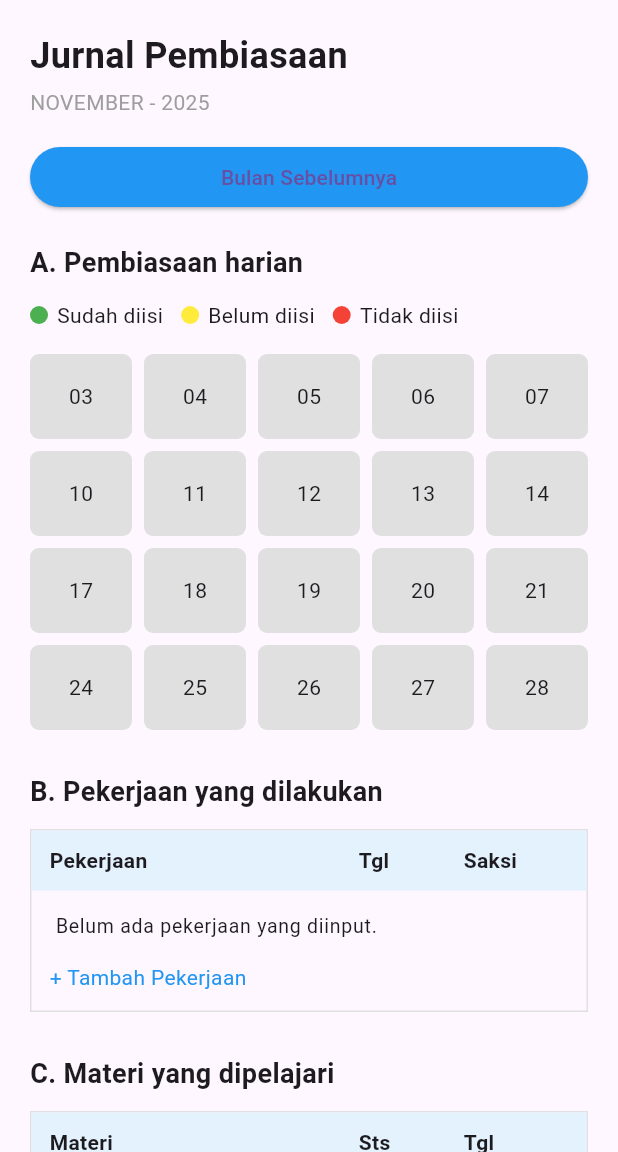
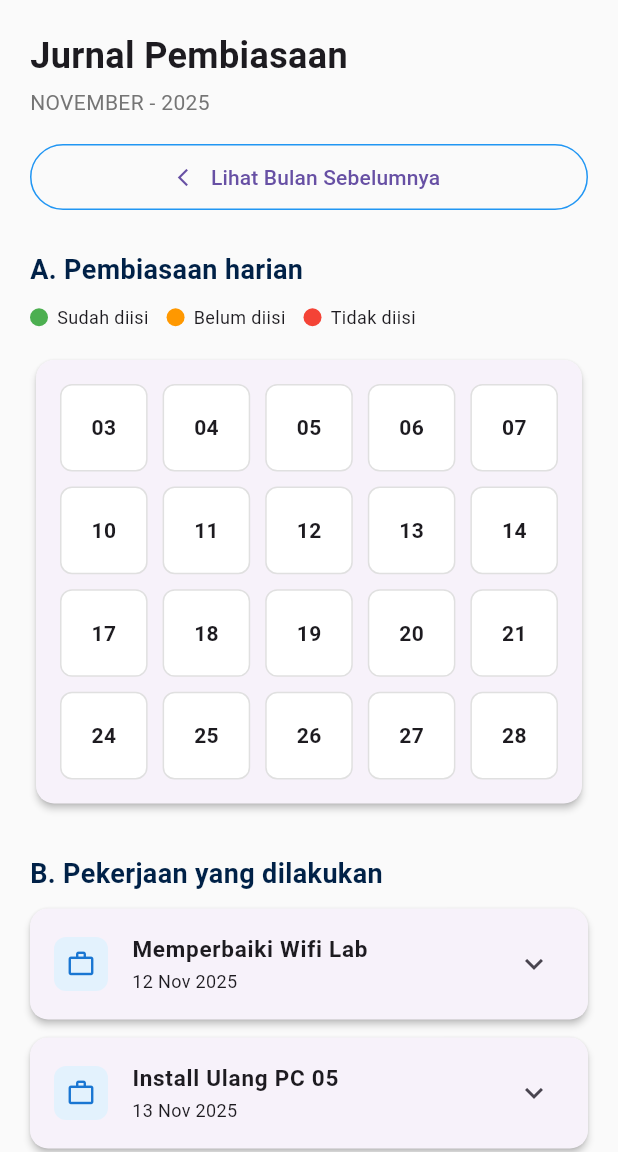
Before and after one commit to FadhlanSutendi/Jurnalku_Projek, a Flutter app: the JurnalPembiasaanPage screen opened directly, on a phone screen of 412 x 824 dp, the part 84-1236 px from its top. Run offline on Flutter 3.47's test engine with Material 3 defaults, Android fonts, the light colour scheme and no system bars.

Commit message:
optimisasi jurnal pembiasaan - delvin

```diff
--- a/lib/jurnal_pembiasaan_page.dart
+++ b/lib/jurnal_pembiasaan_page.dart
@@ -6,289 +6,385 @@ class JurnalPembiasaanPage extends StatelessWidget {
 
   @override
   Widget build(BuildContext context) {
+    final List<Map<String, String>> dummyPekerjaan = [
+      {
+        "pekerjaan": "Memperbaiki Wifi Lab",
+        "tanggal": "12 Nov 2025",
+        "saksi": "Pak Budi",
+        "status": "Selesai"
+      },
+      {
+        "pekerjaan": "Install Ulang PC 05",
+        "tanggal": "13 Nov 2025",
+        "saksi": "Bu Siti",
+        "status": "Proses"
+      },
+    ];
+
+    final List<Map<String, String>> dummyMateri = [
+      {
+        "materi": "Routing Statis MikroTik",
+        "status": "A",
+        "tanggal": "10 Nov 2025",
+        "catatan": "Sudah paham konsep dasar."
+      },
+      {
+        "materi": "VLAN Trunking",
+        "status": "P",
+        "tanggal": "11 Nov 2025",
+        "catatan": "Menunggu pengecekan mentor."
+      },
+    ];
+
     return Scaffold(
-      appBar: DashboardAppBar(titleText: "Jurnal Pembiasaan"),
-      body: ListView(
+      backgroundColor: Colors.grey.shade50,
+      appBar: const DashboardAppBar(titleText: "Jurnal Pembiasaan"),
+      body: SingleChildScrollView(
         padding: const EdgeInsets.all(20),
+        child: Column(
+          crossAxisAlignment: CrossAxisAlignment.start,
           children: [
-          // TITLE
             const Text(
               "Jurnal Pembiasaan",
               style: TextStyle(fontSize: 24, fontWeight: FontWeight.bold),
             ),
             const SizedBox(height: 4),
-          const Text(
+            Text(
               "NOVEMBER - 2025",
-            style: TextStyle(fontSize: 14, color: Colors.grey),
+              style: TextStyle(fontSize: 14, color: Colors.grey.shade600),
             ),
-
             const SizedBox(height: 16),
-
-          // BUTTON BULAN SEBELUMNYA
             SizedBox(
-            width: 160,
-            child: ElevatedButton(
+              width: double.infinity,
+              child: OutlinedButton.icon(
                 onPressed: () {},
-              style: ElevatedButton.styleFrom(
-                backgroundColor: Colors.blue,
-                padding: const EdgeInsets.symmetric(vertical: 10),
-              ),
-              child: const Text("Bulan Sebelumnya"),
+                icon: const Icon(Icons.arrow_back_ios, size: 14),
+                label: const Text("Lihat Bulan Sebelumnya"),
+                style: OutlinedButton.styleFrom(
+                  padding: const EdgeInsets.symmetric(vertical: 12),
+                  side: const BorderSide(color: Colors.blue),
                 ),
               ),
-
-          const SizedBox(height: 20),
-
-          // A. PEMBIASAAN HARIAN
-          const Text(
-            "A. Pembiasaan harian",
-            style: TextStyle(fontSize: 18, fontWeight: FontWeight.bold),
             ),
-          const SizedBox(height: 12),
-
-          // LEGEND
-          Row(
+            const SizedBox(height: 25),
+            _buildSectionTitle("A. Pembiasaan harian"),
+            const SizedBox(height: 10),
+            Wrap(
+              spacing: 12,
+              runSpacing: 8,
               children: [
                 _buildLegend(Colors.green, "Sudah diisi"),
-              const SizedBox(width: 12),
-              _buildLegend(Colors.yellow, "Belum diisi"),
-              const SizedBox(width: 12),
+                _buildLegend(Colors.orange, "Belum diisi"),
                 _buildLegend(Colors.red, "Tidak diisi"),
               ],
             ),
             const SizedBox(height: 16),
-
-          // KALENDER
-          _buildCalendar(),
-
-          const SizedBox(height: 28),
-
-          // B. Pekerjaan
-          const Text(
-            "B. Pekerjaan yang dilakukan",
-            style: TextStyle(fontSize: 18, fontWeight: FontWeight.bold),
+            Card(
+              elevation: 2,
+              shape: RoundedRectangleBorder(
+                  borderRadius: BorderRadius.circular(12)),
+              child: Padding(
+                padding: const EdgeInsets.all(16.0),
+                child: _buildCalendar(),
               ),
-          const SizedBox(height: 12),
-
-          Container(
-            decoration: BoxDecoration(
-              border: Border.all(color: Colors.grey.shade300),
             ),
-            child: Column(
+            const SizedBox(height: 30),
+            _buildSectionTitle("B. Pekerjaan yang dilakukan"),
+            const SizedBox(height: 10),
+            if (dummyPekerjaan.isEmpty)
+              _buildEmptyState("Belum ada pekerjaan.")
+            else
+              Column(
+                children: dummyPekerjaan.map((data) {
+                  return _buildExpansionCard(
+                    title: data['pekerjaan']!,
+                    subtitle: data['tanggal']!,
+                    icon: Icons.work_outline,
                     children: [
-                _buildTableHeader(["Pekerjaan", "Tgl", "Saksi"]),
-                const ListTile(
-                  title: Text("Belum ada pekerjaan yang diinput."),
-                  dense: true,
+                      _buildDetailRow("Saksi", data['saksi']!),
+                      _buildDetailRow("Status", data['status']!),
+                    ],
+                  );
+                }).toList(),
               ),
             _buildAddButton("Tambah Pekerjaan"),
-              ],
-            ),
-          ),
-
-          const SizedBox(height: 28),
-
-          // C. Materi yang dipelajari
-          const Text(
-            "C. Materi yang dipelajari",
-            style: TextStyle(fontSize: 18, fontWeight: FontWeight.bold),
-          ),
-          const SizedBox(height: 12),
-
-          Container(
-            decoration: BoxDecoration(
-              border: Border.all(color: Colors.grey.shade300),
-            ),
-            child: Column(
-              children: [
-                _buildTableHeader(["Materi", "Sts", "Tgl"]),
-                const ListTile(
-                  title: Text("Belum ada materi yang diinput."),
-                  dense: true,
-                ),
-                _buildAddButton("Tambah Materi"),
-              ],
-            ),
-          ),
-          // LEGEND APPROVED / PENDING / REVISI
+            const SizedBox(height: 30),
+            _buildSectionTitle("C. Materi yang dipelajari"),
             const SizedBox(height: 10),
-          Row(
+            Wrap(
+              spacing: 12,
+              runSpacing: 8,
               children: [
                 _buildLegend(Colors.green, "A : Approved"),
-              const SizedBox(width: 20),
                 _buildLegend(Colors.orange, "P : Pending"),
-              const SizedBox(width: 20),
                 _buildLegend(Colors.red, "R : Revisi"),
               ],
             ),
+            const SizedBox(height: 12),
+            if (dummyMateri.isEmpty)
+              _buildEmptyState("Belum ada materi.")
+            else
+              Column(
+                children: dummyMateri.map((data) {
+                  Color statusColor = Colors.grey;
+                  if (data['status'] == 'A') statusColor = Colors.green;
+                  if (data['status'] == 'P') statusColor = Colors.orange;
+                  if (data['status'] == 'R') statusColor = Colors.red;
 
-          const SizedBox(height: 28),
-
-          // D. Poin
-          const Text(
-            "D. Poin",
-            style: TextStyle(fontSize: 18, fontWeight: FontWeight.bold),
-          ),
-          const SizedBox(height: 12),
-
-          Container(
-            decoration: BoxDecoration(
-              border: Border.all(color: Colors.grey.shade300),
-            ),
-            child: Column(
-              children: [
-                // Header
-                Container(
-                  padding:
-                      const EdgeInsets.symmetric(horizontal: 12, vertical: 10),
-                  color: Colors.blue.shade50,
-                  child: Row(
-                    children: const [
-                      Expanded(
+                  return _buildExpansionCard(
+                    title: data['materi']!,
+                    subtitle: data['tanggal']!,
+                    icon: Icons.menu_book_rounded,
+                    trailing: CircleAvatar(
+                      radius: 14,
+                      backgroundColor: statusColor,
                       child: Text(
-                          "Kategori Poin",
-                          style: TextStyle(fontWeight: FontWeight.bold),
+                        data['status']!,
+                        style: const TextStyle(
+                            color: Colors.white,
+                            fontSize: 12,
+                            fontWeight: FontWeight.bold),
                       ),
                     ),
-                      SizedBox(
-                        width: 150,
-                        child: Text(
-                          "Jumlah Poin",
-                          style: TextStyle(fontWeight: FontWeight.bold),
+                    children: [
+                      _buildDetailRow("Catatan", data['catatan']!),
+                    ],
+                  );
+                }).toList(),
               ),
+            _buildAddButton("Tambah Materi"),
+            const SizedBox(height: 30),
+            _buildSectionTitle("D. Poin Mingguan"),
+            const SizedBox(height: 10),
+            _buildPoinCard(
+              title: "Project & Progress Belajar",
+              totalPoin: 15,
+              m1: 5,
+              m2: 5,
+              m3: 5,
+              m4: 0,
+            ),
+            _buildPoinCard(
+              title: "Laporan Pengetahuan Materi",
+              totalPoin: 8,
+              m1: 2,
+              m2: 2,
+              m3: 2,
+              m4: 2,
+            ),
+            const SizedBox(height: 16),
+            Card(
+              color: const Color(0xFF002147),
+              shape: RoundedRectangleBorder(
+                  borderRadius: BorderRadius.circular(12)),
+              child: Padding(
+                padding: const EdgeInsets.all(20.0),
+                child: Row(
+                  mainAxisAlignment: MainAxisAlignment.spaceBetween,
+                  children: const [
+                    Text(
+                      "TOTAL POIN MINGGU INI",
+                      style: TextStyle(
+                          color: Colors.white, fontWeight: FontWeight.bold),
+                    ),
+                    Text(
+                      "23",
+                      style: TextStyle(
+                          color: Colors.white,
+                          fontSize: 24,
+                          fontWeight: FontWeight.bold),
                     ),
                   ],
                 ),
               ),
-
-                // Sub header M1 - M4
-                Container(
-                  padding:
-                      const EdgeInsets.symmetric(horizontal: 12, vertical: 10),
-                  color: Colors.grey.shade100,
-                  child: Row(
-                    children: const [
-                      Expanded(child: SizedBox()),
-                      SizedBox(
-                        width: 150,
-                        child: Row(
-                          mainAxisAlignment: MainAxisAlignment.spaceBetween,
-                          children: [
-                            Text("M1"),
-                            Text("M2"),
-                            Text("M3"),
-                            Text("M4"),
+            ),
+            const SizedBox(height: 40),
           ],
         ),
-                      ),
-                    ],
-                  ),
-                ),
-
-                // Row 1
-                _buildPoinRow(
-                  "(5) mengerjakan project/adanya update progress belajar",
-                ),
-
-                // Row 2
-                _buildPoinRow(
-                  "(1 - 5) poin dari pertanyaan atau laporan pengetahuan materi",
-                ),
-
-                // Row 3
-                _buildPoinRow(
-                  "Jumlah poin minggu ini",
-                ),
-
-                // Row 4 (special, cuma 1 kolom poin)
-                Container(
-                  padding:
-                      const EdgeInsets.symmetric(horizontal: 12, vertical: 14),
-                  decoration: BoxDecoration(
-                    border:
-                        Border(top: BorderSide(color: Colors.grey.shade300)),
-                  ),
-                  child: Row(
-                    children: const [
-                      Expanded(
-                        child: Text("Jumlah poin ceklist pembiasaan"),
-                      ),
-                      SizedBox(
-                        width: 150,
-                        child: Center(child: Text("0")),
-                      ),
-                    ],
-                  ),
-                ),
-
-                // Row 5 total keseluruhan
-                Container(
-                  padding:
-                      const EdgeInsets.symmetric(horizontal: 12, vertical: 14),
-                  decoration: BoxDecoration(
-                    border:
-                        Border(top: BorderSide(color: Colors.grey.shade300)),
-                  ),
-                  child: Row(
-                    children: const [
-                      Expanded(
-                        child: Text("Jumlah keseluruhan poin"),
-                      ),
-                      SizedBox(
-                        width: 150,
-                        child: Center(child: Text("0")),
-                      ),
-                    ],
-                  ),
-                ),
-              ],
-            ),
-          ),
-
-          const SizedBox(height: 40),
-        ],
       ),
     );
   }
 
-  // LEGEND ITEM
-  Widget _buildLegend(Color color, String text) {
-    return Row(
-      children: [
-        CircleAvatar(radius: 6, backgroundColor: color),
-        const SizedBox(width: 6),
-        Text(text),
-      ],
+  Widget _buildSectionTitle(String title) {
+    return Text(
+      title,
+      style: const TextStyle(
+          fontSize: 18, fontWeight: FontWeight.bold, color: Color(0xFF002147)),
     );
   }
 
-  Widget _buildPoinRow(String text) {
-    return Container(
-      padding: const EdgeInsets.symmetric(horizontal: 12, vertical: 14),
+  Widget _buildExpansionCard({
+    required String title,
+    required String subtitle,
+    required IconData icon,
+    Widget? trailing,
+    required List<Widget> children,
+  }) {
+    return Card(
+      elevation: 2,
+      margin: const EdgeInsets.only(bottom: 12),
+      shape: RoundedRectangleBorder(borderRadius: BorderRadius.circular(12)),
+      child: Theme(
+        data: ThemeData().copyWith(dividerColor: Colors.transparent),
+        child: ExpansionTile(
+          leading: Container(
+            padding: const EdgeInsets.all(8),
             decoration: BoxDecoration(
-        border: Border(top: BorderSide(color: Colors.grey.shade300)),
+              color: Colors.blue.shade50,
+              borderRadius: BorderRadius.circular(8),
             ),
-      child: Row(
+            child: Icon(icon, color: Colors.blue.shade700, size: 20),
+          ),
+          title: Text(
+            title,
+            style: const TextStyle(fontWeight: FontWeight.bold, fontSize: 15),
+          ),
+          subtitle: Text(subtitle, style: const TextStyle(fontSize: 12)),
+          trailing: trailing,
+          childrenPadding: const EdgeInsets.fromLTRB(16, 0, 16, 16),
           children: [
-          Expanded(child: Text(text)),
-          SizedBox(
-            width: 150,
-            child: Row(
-              mainAxisAlignment: MainAxisAlignment.spaceBetween,
-              children: const [
-                Text("0"),
-                Text("0"),
-                Text("0"),
-                Text("0"),
+            const Divider(),
+            ...children,
           ],
         ),
+      ),
+    );
+  }
+
+  Widget _buildDetailRow(String label, String value) {
+    return Padding(
+      padding: const EdgeInsets.symmetric(vertical: 4),
+      child: Row(
+        crossAxisAlignment: CrossAxisAlignment.start,
+        children: [
+          SizedBox(
+            width: 80,
+            child: Text(label,
+                style: const TextStyle(color: Colors.grey, fontSize: 13)),
+          ),
+          const Text(":  ", style: TextStyle(color: Colors.grey)),
+          Expanded(
+            child: Text(value,
+                style:
+                    const TextStyle(fontWeight: FontWeight.w500, fontSize: 13)),
           ),
         ],
       ),
     );
   }
 
-  // KALENDER GRID
+  Widget _buildPoinCard(
+      {required String title,
+      required int totalPoin,
+      required int m1,
+      required int m2,
+      required int m3,
+      required int m4}) {
+    return Card(
+      elevation: 0,
+      margin: const EdgeInsets.only(bottom: 8),
+      shape: RoundedRectangleBorder(
+          borderRadius: BorderRadius.circular(10),
+          side: BorderSide(color: Colors.grey.shade300)),
+      child: Theme(
+        data: ThemeData().copyWith(dividerColor: Colors.transparent),
+        child: ExpansionTile(
+          title: Text(title,
+              style:
+                  const TextStyle(fontSize: 14, fontWeight: FontWeight.w600)),
+          trailing: Container(
+            padding: const EdgeInsets.symmetric(horizontal: 12, vertical: 6),
+            decoration: BoxDecoration(
+              color: Colors.blue.shade50,
+              borderRadius: BorderRadius.circular(20),
+            ),
+            child: Text(
+              "$totalPoin Pts",
+              style: TextStyle(
+                  color: Colors.blue.shade800,
+                  fontWeight: FontWeight.bold,
+                  fontSize: 12),
+            ),
+          ),
+          childrenPadding: const EdgeInsets.fromLTRB(16, 0, 16, 16),
+          children: [
+            const Divider(),
+            const SizedBox(height: 8),
+            Row(
+              mainAxisAlignment: MainAxisAlignment.spaceAround,
+              children: [
+                _buildWeekScore("Hari 1", m1),
+                _buildWeekScore("Hari 2", m2),
+                _buildWeekScore("Hari 3", m3),
+                _buildWeekScore("Hari 4", m4),
+                _buildWeekScore("Hari 5", m4),
+              ],
+            )
+          ],
+        ),
+      ),
+    );
+  }
+
+  Widget _buildWeekScore(String label, int score) {
+    return Column(
+      children: [
+        Text(label, style: const TextStyle(fontSize: 10, color: Colors.grey)),
+        const SizedBox(height: 4),
+        Text(score.toString(),
+            style: const TextStyle(fontWeight: FontWeight.bold, fontSize: 16)),
+      ],
+    );
+  }
+
+  Widget _buildEmptyState(String text) {
+    return Container(
+      width: double.infinity,
+      padding: const EdgeInsets.all(20),
+      margin: const EdgeInsets.only(bottom: 10),
+      decoration: BoxDecoration(
+        color: Colors.white,
+        borderRadius: BorderRadius.circular(12),
+        border: Border.all(color: Colors.grey.shade200),
+      ),
+      child: Center(
+          child: Text(text, style: TextStyle(color: Colors.grey.shade500))),
+    );
+  }
+
+  Widget _buildAddButton(String text) {
+    return SizedBox(
+      width: double.infinity,
+      child: ElevatedButton.icon(
+        onPressed: () {},
+        icon: const Icon(Icons.add, size: 18),
+        label: Text(text),
+        style: ElevatedButton.styleFrom(
+          backgroundColor: const Color(0xFF002147),
+          foregroundColor: Colors.white,
+          padding: const EdgeInsets.symmetric(vertical: 12),
+          shape: RoundedRectangleBorder(borderRadius: BorderRadius.circular(8)),
+          elevation: 0,
+        ),
+      ),
+    );
+  }
+
+  Widget _buildLegend(Color color, String text) {
+    return Row(
+      mainAxisSize: MainAxisSize.min,
+      children: [
+        Container(
+          width: 12,
+          height: 12,
+          decoration: BoxDecoration(color: color, shape: BoxShape.circle),
+        ),
+        const SizedBox(width: 6),
+        Text(text, style: const TextStyle(fontSize: 12)),
+      ],
+    );
+  }
+
   Widget _buildCalendar() {
     List<String> days = [
       "03",
@@ -319,58 +415,24 @@ class JurnalPembiasaanPage extends StatelessWidget {
       itemCount: days.length,
       gridDelegate: const SliverGridDelegateWithFixedCrossAxisCount(
         crossAxisCount: 5,
-        crossAxisSpacing: 8,
-        mainAxisSpacing: 8,
-        childAspectRatio: 1.2,
+        crossAxisSpacing: 10,
+        mainAxisSpacing: 10,
+        childAspectRatio: 1.0,
       ),
       itemBuilder: (context, index) {
         return Container(
           decoration: BoxDecoration(
-            color: Colors.grey.shade300,
-            borderRadius: BorderRadius.circular(6),
+            color: Colors.white,
+            borderRadius: BorderRadius.circular(8),
+            border: Border.all(color: Colors.grey.shade300),
           ),
           alignment: Alignment.center,
           child: Text(
             days[index],
-            style: const TextStyle(fontSize: 14),
+            style: const TextStyle(fontSize: 14, fontWeight: FontWeight.w600),
           ),
         );
       },
     );
   }
-
-  // TABEL HEADER
-  Widget _buildTableHeader(List<String> titles) {
-    return Container(
-      padding: const EdgeInsets.symmetric(horizontal: 12, vertical: 10),
-      color: Colors.blue.shade50,
-      child: Row(
-        children: [
-          Expanded(
-              child: Text(titles[0],
-                  style: const TextStyle(fontWeight: FontWeight.bold))),
-          SizedBox(
-              width: 70,
-              child: Text(titles[1],
-                  style: const TextStyle(fontWeight: FontWeight.bold))),
-          SizedBox(
-              width: 70,
-              child: Text(titles[2],
-                  style: const TextStyle(fontWeight: FontWeight.bold))),
-        ],
-      ),
-    );
 }
-
-  // BUTTON TAMBAH
-  Widget _buildAddButton(String text) {
-    return Container(
-      alignment: Alignment.centerLeft,
-      padding: const EdgeInsets.only(left: 12, bottom: 12),
-      child: Text(
-        "+ $text",
-        style: const TextStyle(color: Colors.blue),
-      ),
-    );
-  }
-}
```
Lines whose indentation alone changed are shown as unchanged.
